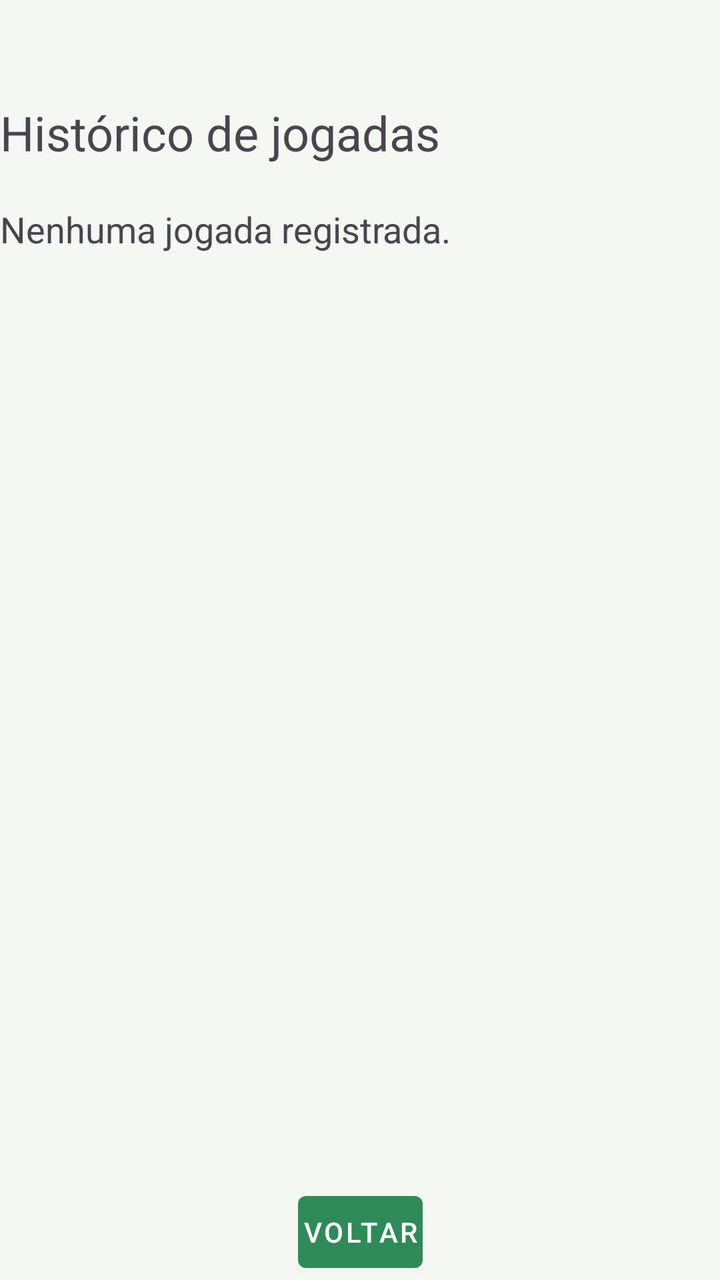
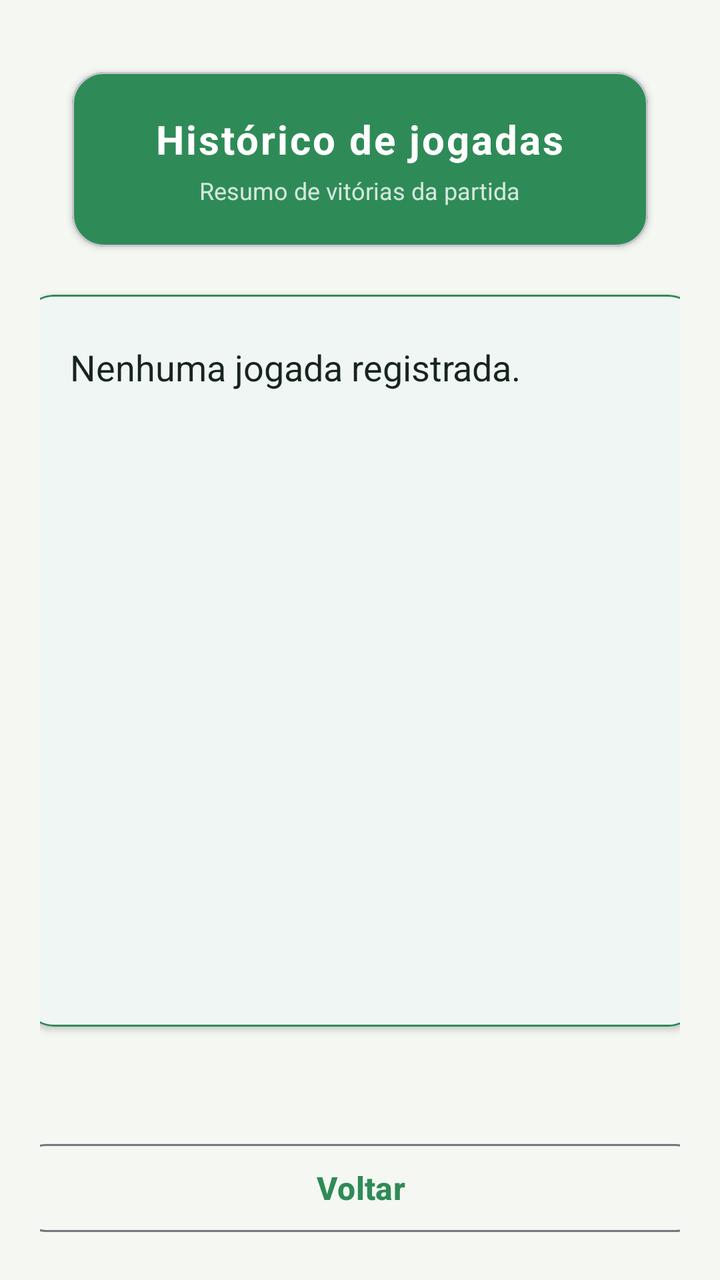

Two renders of the same Android screen: before a commit and after it. Below are the layout's source before the change and the commit's diff.
<!-- AndroidManifest.xml: application theme Theme.Truco -->
<!-- res/layout/activity_historico.xml -->
<?xml version="1.0" encoding="utf-8"?>
<androidx.constraintlayout.widget.ConstraintLayout xmlns:android="http://schemas.android.com/apk/res/android"
    xmlns:app="http://schemas.android.com/apk/res-auto"
    xmlns:tools="http://schemas.android.com/tools"
    android:id="@+id/main"
    android:layout_width="match_parent"
    android:layout_height="match_parent"
    tools:context=".HistoricoActivity">

    <TextView
        android:id="@+id/tituloHistorico"
        android:layout_width="wrap_content"
        android:layout_height="wrap_content"
        android:layout_marginTop="50dp"
        android:text="Histórico de jogadas"
        android:textSize="24sp"
        android:textStyle="normal"
        app:layout_constraintStart_toStartOf="parent"
        app:layout_constraintTop_toTopOf="parent" />

    <TextView
        android:id="@+id/listaHistorico"
        android:layout_width="0dp"
        android:layout_height="0dp"
        android:paddingTop="20dp"
        android:text="Nenhuma jogada registrada."
        android:textSize="18sp"
        app:layout_constraintBottom_toTopOf="@id/voltar"
        app:layout_constraintEnd_toEndOf="parent"
        app:layout_constraintStart_toStartOf="parent"
        app:layout_constraintTop_toBottomOf="@id/tituloHistorico" />


    <Button
        android:id="@+id/voltar"
        style="@style/BotaoPontuacao"
        android:layout_width="wrap_content"
        android:layout_height="wrap_content"
        android:text="Voltar"
        app:layout_constraintBottom_toBottomOf="parent"
        app:layout_constraintEnd_toEndOf="parent"
        app:layout_constraintStart_toStartOf="parent" />
</androidx.constraintlayout.widget.ConstraintLayout>
<!-- resources referenced by this layout -->
<resources>
  <style name="BotaoPontuacao" parent="Widget.MaterialComponents.Button">
          <item name="android:layout_width">0dp</item>
          <item name="android:layout_height">47dp</item>
          <item name="android:minWidth">0dp</item>
          <item name="android:paddingLeft">2dp</item>
          <item name="android:paddingRight">2dp</item>
          <item name="android:insetLeft">0dp</item>
          <item name="android:insetRight">0dp</item>
          <item name="android:maxLines">1</item>
          <item name="android:singleLine">true</item>
      </style>
  <style name="Theme.Truco" parent="Base.Theme.Truco" />
  <style name="Base.Theme.Truco" parent="Theme.Material3.DayNight.NoActionBar">
  
          
          <item name="colorPrimary">@color/green_500</item>
          <item name="colorPrimaryVariant">@color/green_700</item>
          <item name="colorOnPrimary">@color/white</item>
  
          
          <item name="colorSecondary">@color/gold_500</item>
          <item name="colorSecondaryVariant">@color/gold_700</item>
          <item name="colorOnSecondary">@color/black</item>
  
          
          <item name="android:colorBackground">@color/background</item>
          <item name="colorSurface">@color/surface</item>
          <item name="colorOnSurface">@color/text_primary</item>
  
          
          <item name="android:statusBarColor" tools:targetApi="l">?attr/colorPrimaryVariant</item>
  
      </style>
  <color name="green_500">#FF2E8B57</color>
  <color name="green_700">#FF1B5E20</color>
  <color name="white">#FFFFFFFF</color>
  <color name="gold_500">#FFFFC107</color>
  <color name="gold_700">#FFFF8F00</color>
  <color name="black">#FF000000</color>
  <color name="background">#FFF5F7F2</color>
  <color name="surface">#FFFFFFFF</color>
  <color name="text_primary">#FF17251E</color>
</resources>

<!-- the commit's change to res/layout/activity_historico.xml (unified diff, before → after) -->
@@ -5,39 +5,97 @@
     android:id="@+id/main"
     android:layout_width="match_parent"
     android:layout_height="match_parent"
+    android:background="?android:attr/colorBackground"
+    android:padding="20dp"
     tools:context=".HistoricoActivity">
 
-    <TextView
-        android:id="@+id/tituloHistorico"
-        android:layout_width="wrap_content"
+    
+    <com.google.android.material.card.MaterialCardView
+        android:id="@+id/cardHeader"
+        android:layout_width="match_parent"
         android:layout_height="wrap_content"
-        android:layout_marginTop="50dp"
-        android:text="Histórico de jogadas"
-        android:textSize="24sp"
-        android:textStyle="normal"
-        app:layout_constraintStart_toStartOf="parent"
-        app:layout_constraintTop_toTopOf="parent" />
-
-    <TextView
-        android:id="@+id/listaHistorico"
-        android:layout_width="0dp"
-        android:layout_height="0dp"
-        android:paddingTop="20dp"
-        android:text="Nenhuma jogada registrada."
-        android:textSize="18sp"
-        app:layout_constraintBottom_toTopOf="@id/voltar"
+        android:layout_marginStart="16dp"
+        android:layout_marginTop="16dp"
+        android:layout_marginEnd="16dp"
+        app:cardBackgroundColor="?attr/colorPrimary"
+        app:cardCornerRadius="16dp"
+        app:cardElevation="2dp"
         app:layout_constraintEnd_toEndOf="parent"
         app:layout_constraintStart_toStartOf="parent"
-        app:layout_constraintTop_toBottomOf="@id/tituloHistorico" />
+        app:layout_constraintTop_toTopOf="parent">
 
+        <LinearLayout
+            android:layout_width="match_parent"
+            android:layout_height="wrap_content"
+            android:gravity="center"
+            android:orientation="vertical"
+            android:padding="20dp">
 
+            <TextView
+                android:id="@+id/tituloHistorico"
+                android:layout_width="wrap_content"
+                android:layout_height="wrap_content"
+                android:letterSpacing="0.05"
+                android:text="Histórico de jogadas"
+                android:textColor="?attr/colorOnPrimary"
+                android:textSize="20sp"
+                android:textStyle="bold" />
+
+            <TextView
+                android:layout_width="wrap_content"
+                android:layout_height="wrap_content"
+                android:layout_marginTop="4dp"
+                android:alpha="0.8"
+                android:text="Resumo de vitórias da partida"
+                android:textColor="?attr/colorOnPrimary"
+                android:textSize="12sp" />
+        </LinearLayout>
+    </com.google.android.material.card.MaterialCardView>
+
+    
+    <com.google.android.material.card.MaterialCardView
+        android:id="@+id/cardConteudo"
+        android:layout_width="339dp"
+        android:layout_height="366dp"
+        android:layout_marginTop="24dp"
+        app:cardBackgroundColor="?attr/colorSurface"
+        app:cardCornerRadius="16dp"
+        app:cardElevation="2dp"
+        app:layout_constraintEnd_toEndOf="@+id/cardHeader"
+        app:layout_constraintStart_toStartOf="@+id/cardHeader"
+        app:layout_constraintTop_toBottomOf="@+id/cardHeader"
+        app:strokeColor="?attr/colorPrimary"
+        app:strokeWidth="1dp">
+
+        <LinearLayout
+            android:layout_width="match_parent"
+            android:layout_height="364dp"
+            android:orientation="vertical"
+            android:padding="24dp">
+
+            <TextView
+                android:id="@+id/listaHistorico"
+                android:layout_width="match_parent"
+                android:layout_height="wrap_content"
+                android:lineSpacingExtra="8dp"
+                android:text="Nenhuma jogada registrada."
+                android:textColor="?attr/colorOnSurface"
+                android:textSize="18sp" />
+        </LinearLayout>
+    </com.google.android.material.card.MaterialCardView>
+
+    
     <Button
         android:id="@+id/voltar"
-        style="@style/BotaoPontuacao"
-        android:layout_width="wrap_content"
-        android:layout_height="wrap_content"
+        style="@style/Widget.Material3.Button.OutlinedButton"
+        android:layout_width="0dp"
+        android:layout_height="52dp"
         android:text="Voltar"
+        android:textSize="16sp"
+        android:textStyle="bold"
+        app:cornerRadius="12dp"
         app:layout_constraintBottom_toBottomOf="parent"
-        app:layout_constraintEnd_toEndOf="parent"
-        app:layout_constraintStart_toStartOf="parent" />
+        app:layout_constraintEnd_toEndOf="@+id/cardConteudo"
+        app:layout_constraintStart_toStartOf="@+id/cardConteudo" />
+
 </androidx.constraintlayout.widget.ConstraintLayout>
<!-- resource entries referenced after the edit -->
@@ -1,16 +1,5 @@
 <!-- resources referenced by this layout -->
 <resources>
-  <style name="BotaoPontuacao" parent="Widget.MaterialComponents.Button">
-          <item name="android:layout_width">0dp</item>
-          <item name="android:layout_height">47dp</item>
-          <item name="android:minWidth">0dp</item>
-          <item name="android:paddingLeft">2dp</item>
-          <item name="android:paddingRight">2dp</item>
-          <item name="android:insetLeft">0dp</item>
-          <item name="android:insetRight">0dp</item>
-          <item name="android:maxLines">1</item>
-          <item name="android:singleLine">true</item>
-      </style>
   <style name="Theme.Truco" parent="Base.Theme.Truco" />
   <style name="Base.Theme.Truco" parent="Theme.Material3.DayNight.NoActionBar">
   
